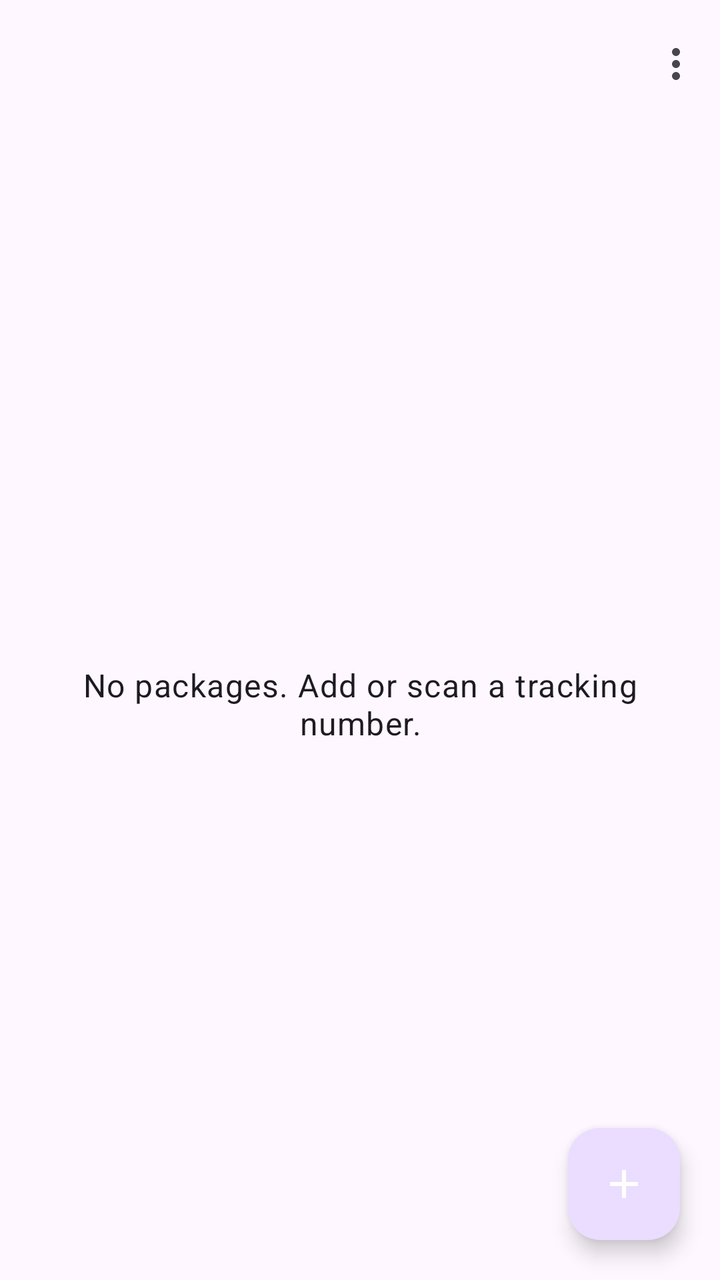
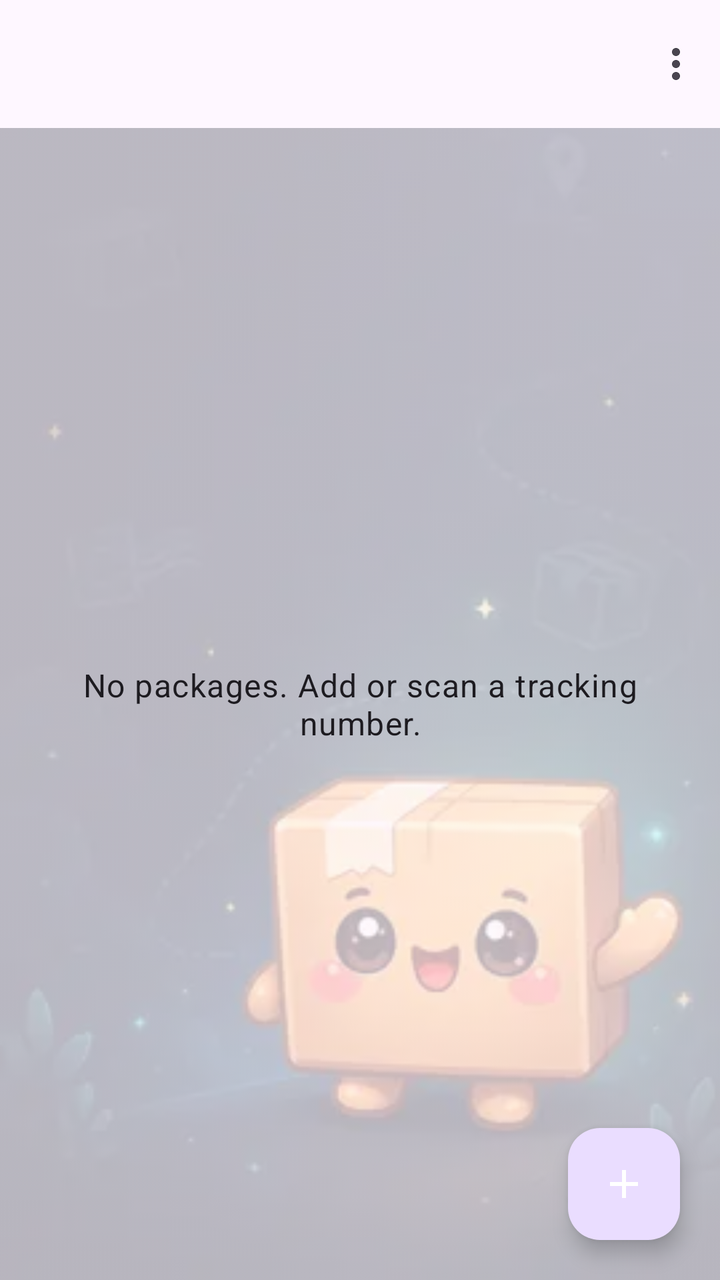

Compare the two renders of this Android layout. The source of the first and the diff that turns it into the second are given below.
<!-- AndroidManifest.xml: application theme Theme.ParcelPal -->
<!-- res/layout/activity_main.xml -->
<?xml version="1.0" encoding="utf-8"?>
<FrameLayout xmlns:android="http://schemas.android.com/apk/res/android"
    xmlns:app="http://schemas.android.com/apk/res-auto"
    android:layout_width="match_parent"
    android:layout_height="match_parent">

    <LinearLayout
        android:layout_width="match_parent"
        android:layout_height="match_parent"
        android:orientation="vertical">

        <com.google.android.material.appbar.MaterialToolbar
            android:id="@+id/toolbar"
            android:layout_width="match_parent"
            android:layout_height="wrap_content"
            android:background="?attr/colorSurface"
            android:title="ParcelPal"
            app:menu="@menu/main_menu" />

        <TextView
            android:id="@+id/modeBanner"
            android:layout_width="match_parent"
            android:layout_height="wrap_content"
            android:background="?attr/colorSecondaryContainer"
            android:gravity="center"
            android:padding="8dp"
            android:text="Archived packages"
            android:textAppearance="?attr/textAppearanceLabelLarge"
            android:visibility="gone" />

        <TextView
            android:id="@+id/emptyView"
            android:layout_width="match_parent"
            android:layout_height="0dp"
            android:layout_weight="1"
            android:gravity="center"
            android:padding="32dp"
            android:text="No packages. Add or scan a tracking number."
            android:textAppearance="?attr/textAppearanceBodyLarge" />

        <androidx.recyclerview.widget.RecyclerView
            android:id="@+id/recyclerView"
            android:layout_width="match_parent"
            android:layout_height="0dp"
            android:layout_weight="1"
            android:clipToPadding="false"
            android:paddingBottom="88dp"
            android:visibility="gone" />
    </LinearLayout>

    <com.google.android.material.floatingactionbutton.FloatingActionButton
        android:id="@+id/addButton"
        android:layout_width="wrap_content"
        android:layout_height="wrap_content"
        android:layout_gravity="bottom|end"
        android:layout_margin="20dp"
        android:contentDescription="Add package"
        android:src="@drawable/ic_add"
        app:tint="@android:color/white" />
</FrameLayout>
<!-- resources referenced by this layout -->
<resources>
  <!-- drawable ic_add (drawable) -->
  <vector xmlns:android="http://schemas.android.com/apk/res/android"
      android:width="24dp" android:height="24dp"
      android:viewportWidth="24" android:viewportHeight="24">
      <path android:fillColor="#FFFFFF" android:pathData="M19,13h-6v6h-2v-6H5v-2h6V5h2v6h6z"/>
  </vector>
  <style name="Theme.ParcelPal" parent="Theme.Material3.DayNight.NoActionBar">
          <item name="colorPrimary">@color/primary</item>
          <item name="colorOnPrimary">@color/on_primary</item>
          <item name="android:colorAccent">@color/primary</item>
          <item name="android:navigationBarColor">@color/surface</item>
      </style>
  <color name="primary">#315C46</color>
  <color name="on_primary">#FFFFFF</color>
  <color name="surface">#FAFDF9</color>
</resources>

<!-- the commit's change to res/layout/activity_main.xml (unified diff, before → after) -->
@@ -3,6 +3,16 @@
     xmlns:app="http://schemas.android.com/apk/res-auto"
     android:layout_width="match_parent"
     android:layout_height="match_parent">
+
+    <ImageView
+        android:id="@+id/mascotBackground"
+        android:layout_width="match_parent"
+        android:layout_height="match_parent"
+        android:alpha="0.28"
+        android:contentDescription="@null"
+        android:importantForAccessibility="no"
+        android:scaleType="centerCrop"
+        android:src="@drawable/parcelpal_background" />
 
     <LinearLayout
         android:layout_width="match_parent"
<!-- resource entries referenced after the edit -->
@@ -6,6 +6,7 @@
       android:viewportWidth="24" android:viewportHeight="24">
       <path android:fillColor="#FFFFFF" android:pathData="M19,13h-6v6h-2v-6H5v-2h6V5h2v6h6z"/>
   </vector>
+  <!-- drawable parcelpal_background: webp bitmap (drawable-nodpi, 3886 bytes) -->
   <style name="Theme.ParcelPal" parent="Theme.Material3.DayNight.NoActionBar">
           <item name="colorPrimary">@color/primary</item>
           <item name="colorOnPrimary">@color/on_primary</item>
